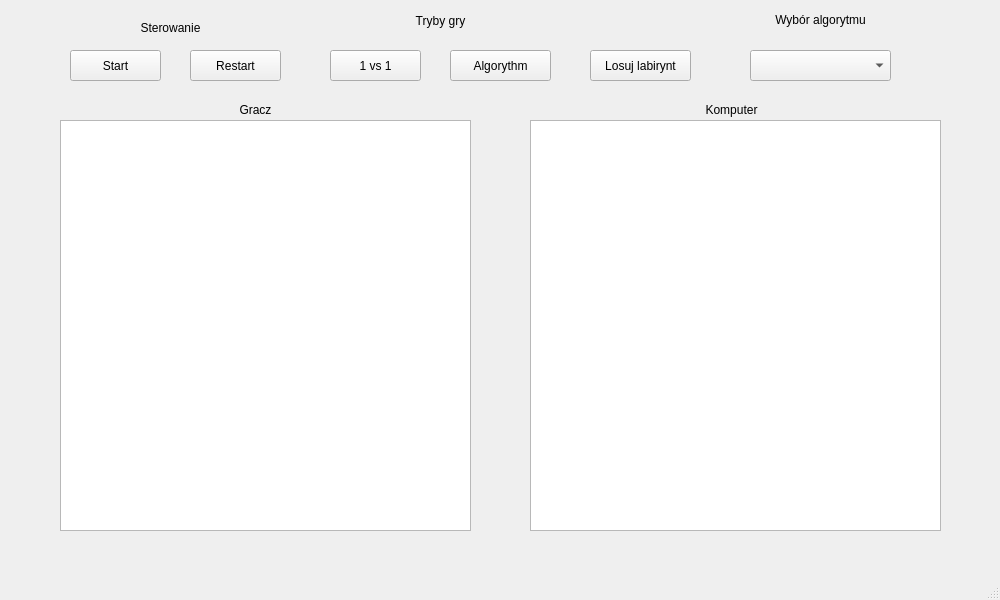
Qt form micromouse.ui (Szymanski-Konrad/Micromouse) before a commit.
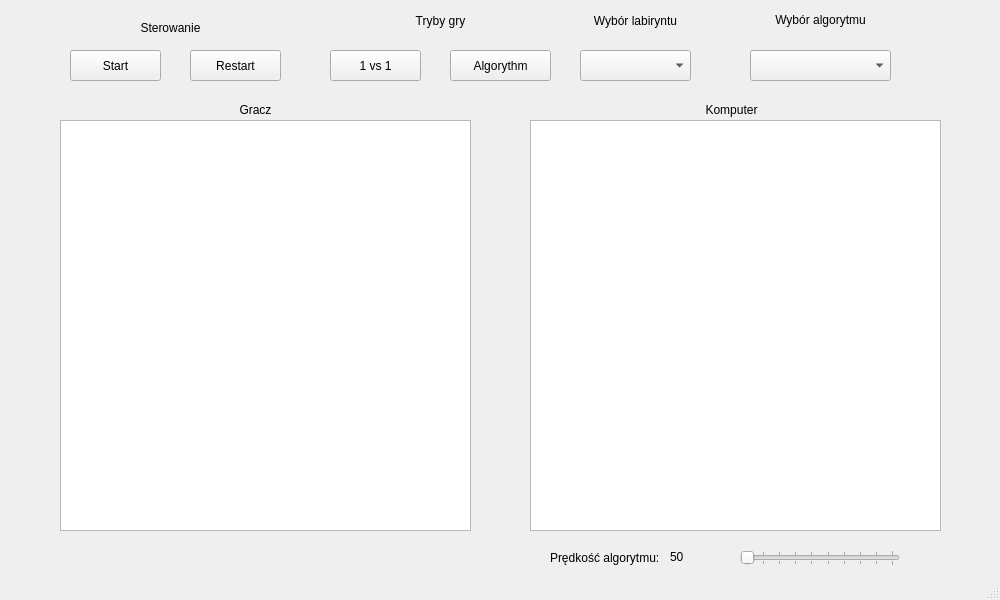
The same form after that commit.

```diff
--- a/micromouse.ui
+++ b/micromouse.ui
@@ -27,19 +27,6 @@
      <string>Start</string>
     </property>
    </widget>
-   <widget class="QPushButton" name="randomMazeButton">
-    <property name="geometry">
-     <rect>
-      <x>590</x>
-      <y>50</y>
-      <width>101</width>
-      <height>31</height>
-     </rect>
-    </property>
-    <property name="text">
-     <string>Losuj labirynt</string>
-    </property>
-   </widget>
    <widget class="QPushButton" name="versusButton">
     <property name="geometry">
      <rect>
@@ -242,6 +229,92 @@
      <string/>
     </property>
    </widget>
+   <widget class="QComboBox" name="mazeComboBox">
+    <property name="geometry">
+     <rect>
+      <x>580</x>
+      <y>50</y>
+      <width>111</width>
+      <height>31</height>
+     </rect>
+    </property>
+   </widget>
+   <widget class="QLabel" name="label_4">
+    <property name="geometry">
+     <rect>
+      <x>580</x>
+      <y>10</y>
+      <width>111</width>
+      <height>21</height>
+     </rect>
+    </property>
+    <property name="text">
+     <string>Wybór labiryntu</string>
+    </property>
+    <property name="alignment">
+     <set>Qt::AlignCenter</set>
+    </property>
+   </widget>
+   <widget class="QSlider" name="speedSlider">
+    <property name="geometry">
+     <rect>
+      <x>740</x>
+      <y>550</y>
+      <width>160</width>
+      <height>16</height>
+     </rect>
+    </property>
+    <property name="minimum">
+     <number>50</number>
+    </property>
+    <property name="maximum">
+     <number>500</number>
+    </property>
+    <property name="singleStep">
+     <number>50</number>
+    </property>
+    <property name="pageStep">
+     <number>50</number>
+    </property>
+    <property name="tracking">
+     <bool>true</bool>
+    </property>
+    <property name="orientation">
+     <enum>Qt::Horizontal</enum>
+    </property>
+    <property name="tickPosition">
+     <enum>QSlider::TicksBothSides</enum>
+    </property>
+    <property name="tickInterval">
+     <number>50</number>
+    </property>
+   </widget>
+   <widget class="QLabel" name="label_5">
+    <property name="geometry">
+     <rect>
+      <x>550</x>
+      <y>550</y>
+      <width>161</width>
+      <height>16</height>
+     </rect>
+    </property>
+    <property name="text">
+     <string>Prędkość algorytmu:</string>
+    </property>
+   </widget>
+   <widget class="QLabel" name="speedLabel">
+    <property name="geometry">
+     <rect>
+      <x>670</x>
+      <y>550</y>
+      <width>47</width>
+      <height>13</height>
+     </rect>
+    </property>
+    <property name="text">
+     <string>50</string>
+    </property>
+   </widget>
   </widget>
   <widget class="QStatusBar" name="statusbar"/>
  </widget>
```
